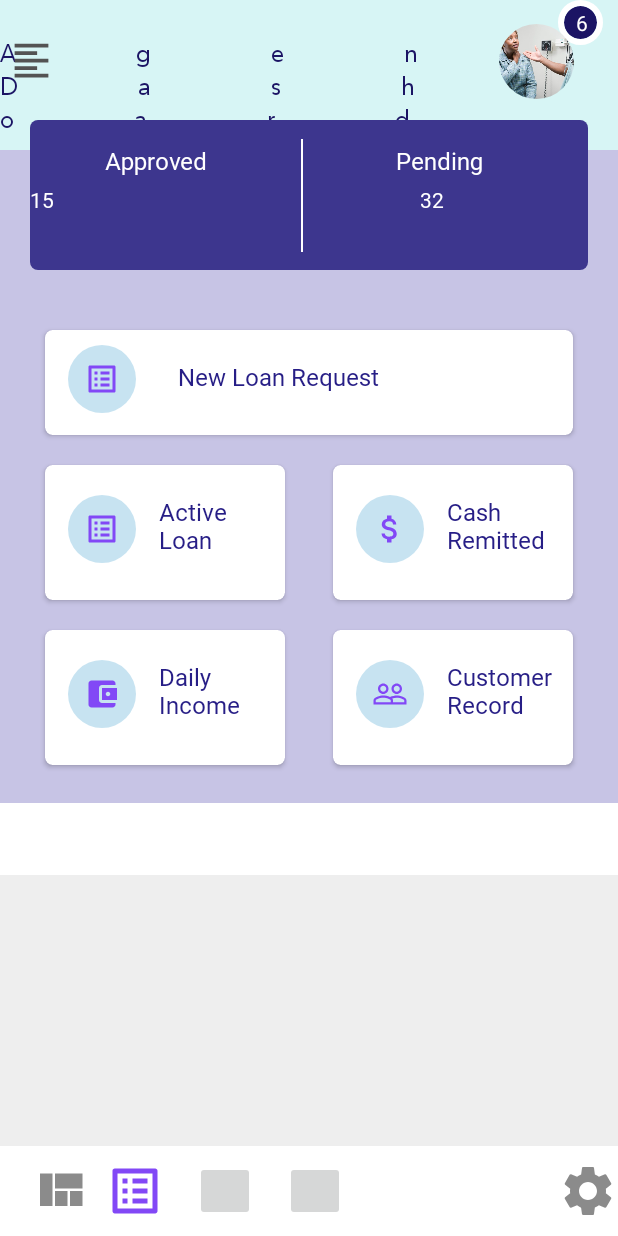
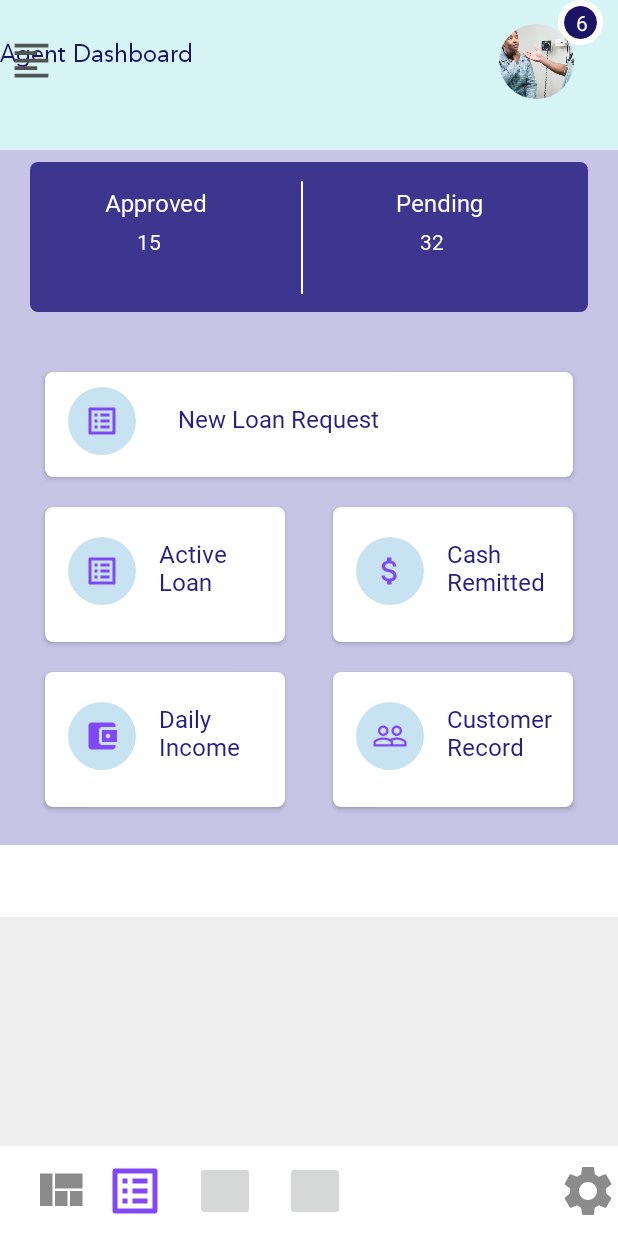
Before and after one commit to kunledarams2/CyberPayLoanDemo, an Android app: the screen it shows after launch (MainActivity), on a phone screen of 412 x 824 dp. Run offline under Robolectric (Android 15) with nearby library versions, the phone set to English and light mode, and no system bars; our stand-ins replace CircleImageView.

Commit message:
second push

```diff
--- a/app/src/main/res/layout/activity_main.xml
+++ b/app/src/main/res/layout/activity_main.xml
@@ -21,7 +21,6 @@
           android:layout_height="wrap_content"
           android:layout_marginTop="25dp"
           android:fontFamily="@font/avenir_book"
-          android:letterSpacing="5"
           android:text="Agent Dashboard"
           android:textColor="#1B1464"
           android:textSize="16sp"
@@ -83,11 +82,11 @@
        android:layout_width="match_parent"
        android:layout_height="100dp"
        android:layout_marginStart="20dp"
-       android:layout_marginTop="80dp"
+       android:layout_marginTop="108dp"
        android:layout_marginEnd="20dp"
        android:background="@drawable/box_sub_header"
        app:layout_constraintEnd_toEndOf="parent"
-       app:layout_constraintHorizontal_bias="0.0"
+       app:layout_constraintHorizontal_bias="1.0"
        app:layout_constraintStart_toStartOf="parent"
        app:layout_constraintTop_toTopOf="@+id/header_wrapper">
 
@@ -110,12 +109,13 @@
           android:id="@+id/approval_count"
           android:layout_width="wrap_content"
           android:layout_height="wrap_content"
+          android:layout_marginStart="71dp"
           android:layout_marginTop="5dp"
           android:fontFamily="@font/avenir_medium"
           android:text="15"
           android:textColor="@color/whiteColor"
-          app:layout_constraintTop_toBottomOf="@+id/approved_tv"
-          tools:layout_editor_absoluteX="71dp" />
+          app:layout_constraintStart_toStartOf="parent"
+          app:layout_constraintTop_toBottomOf="@+id/approved_tv" />
 
       <View
           android:id="@+id/view"
```
